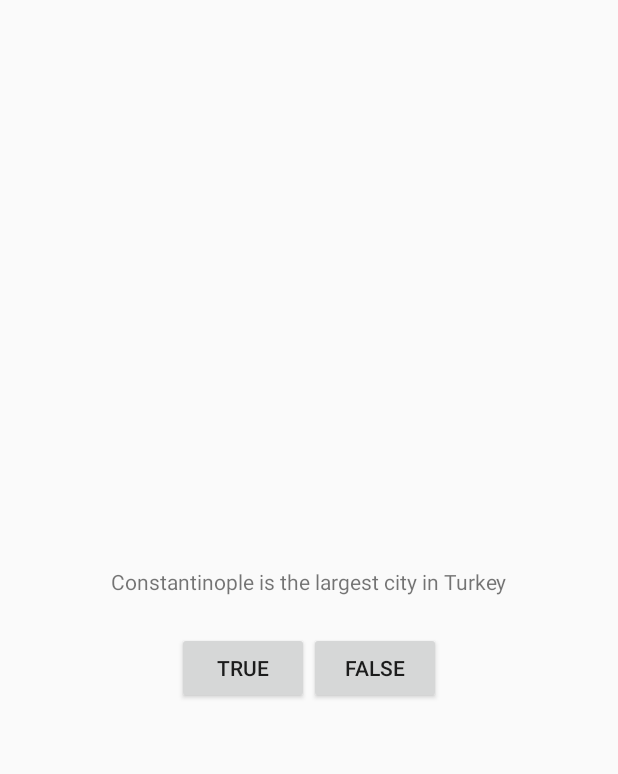
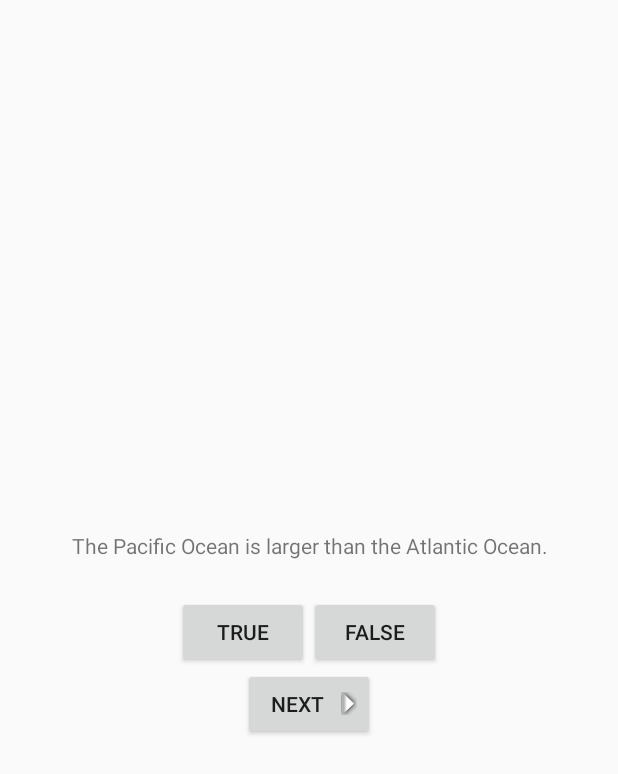
Before and after one commit to Maecenas49/BNR-Projects, an Android app: the screen it shows after launch (QuizActivity), after a tap on "TRUE", on a phone screen of 412 x 824 dp. Shown: the top 774 px of the screen. Run offline under Robolectric (Android 15) with nearby library versions, the light colour scheme and no system bars.

Commit message:
Completed Chapter 1 and 2 of GeoQuiz Project

```diff
--- a/GeoQuiz/GeoQuiz/app/src/main/java/com/bignerdranch/android/geoquiz/QuizActivity.java
+++ b/GeoQuiz/GeoQuiz/app/src/main/java/com/bignerdranch/android/geoquiz/QuizActivity.java
@@ -7,6 +7,7 @@
 import android.view.MenuItem;
 import android.view.View;
 import android.widget.Button;
+import android.widget.TextView;
 import android.widget.Toast;
 
 
@@ -15,33 +16,77 @@
 
     private Button mTrueButton;
     private Button mFalseButton;
+    private Button mNextButton;
+    private TextView mQuestionTextView;
+
+    private TrueFalse[] mQuestionBank = new TrueFalse[]{
+            new TrueFalse(R.string.question_oceans,true),
+            new TrueFalse(R.string.question_mideast, false),
+            new TrueFalse(R.string.question_africa, false),
+            new TrueFalse(R.string.question_americas, true),
+            new TrueFalse(R.string.question_asia, true)
+    };
+
+    private int mCurrentIndex = 0;
+
+    private void updateQuestion(){
+        int question = mQuestionBank[mCurrentIndex].getQuestion();
+        mQuestionTextView.setText(question);
+    }
+
+    private void checkAnswer(boolean userPressedTrue){
+        boolean answerIsTrue = mQuestionBank[mCurrentIndex].isTrueQuestion();
+
+        int messageResId = 0;
+
+        if (userPressedTrue == answerIsTrue){
+            messageResId = R.string.correct_toast;
+        } else{
+            messageResId = R.string.incorrect_toast;
+        }
+
+        Toast.makeText(this,messageResId,Toast.LENGTH_SHORT).show();
+    }
 
     @Override
     protected void onCreate(Bundle savedInstanceState) {
         super.onCreate(savedInstanceState);
         setContentView(R.layout.activity_quiz);
 
+        mQuestionTextView = (TextView) findViewById(R.id.question_text_view);
+
         //Set view to True and False Buttons. Implementing OnClickListener for each
-        mTrueButton = (Button)findViewById(R.id.true_button);
+        mTrueButton = (Button) findViewById(R.id.true_button);
         //Uses anonymous inner class. There is no need for the overhead of a named class
         // because the class will be used in one place only.
-        mTrueButton.setOnClickListener(new View.OnClickListener(){
+        mTrueButton.setOnClickListener(new View.OnClickListener() {
             @Override
             public void onClick(View v) {
                 //Since this is in an anonymous inner class, "this" cannot be used as context
                 //"this" refers to OnClickListener, which is why "QuizActivity.this" is called
-                Toast.makeText(QuizActivity.this,R.string.incorrect_toast,Toast.LENGTH_LONG).show();
+                checkAnswer(true);
             }
         });
-        mFalseButton = (Button)findViewById(R.id.false_button);
-        mFalseButton.setOnClickListener(new View.OnClickListener(){
+
+        mFalseButton = (Button) findViewById(R.id.false_button);
+        mFalseButton.setOnClickListener(new View.OnClickListener() {
             @Override
             public void onClick(View v) {
-                Toast.makeText(QuizActivity.this,R.string.correct_toast,Toast.LENGTH_LONG).show();
+                checkAnswer(false);
             }
         });
+
+        mNextButton = (Button) findViewById(R.id.next_button);
+        mNextButton.setOnClickListener(new View.OnClickListener(){
+            @Override
+            public void onClick(View v) {
+                mCurrentIndex = (mCurrentIndex + 1) % mQuestionBank.length;
+                updateQuestion();
+            }
+        });
+
+        updateQuestion();
     }
-
 
     @Override
     public boolean onCreateOptionsMenu(Menu menu) {
--- /dev/null
+++ b/GeoQuiz/GeoQuiz/app/src/main/java/com/bignerdranch/android/geoquiz/TrueFalse.java
@@ -0,0 +1,31 @@
+package com.bignerdranch.android.geoquiz;
+
+/**
+ * Created by Mike on 2/1/2015.
+ */
+public class TrueFalse {
+    private int mQuestion;
+
+    private boolean mTrueQuestion;
+
+    public TrueFalse(int question, boolean trueQuestion){
+        setQuestion(question);
+        setTrueQuestion(trueQuestion);
+    }
+
+    public boolean isTrueQuestion() {
+        return mTrueQuestion;
+    }
+
+    public void setTrueQuestion(boolean trueQuestion) {
+        mTrueQuestion = trueQuestion;
+    }
+
+    public int getQuestion() {
+        return mQuestion;
+    }
+
+    public void setQuestion(int question) {
+        mQuestion = question;
+    }
+}
--- a/GeoQuiz/GeoQuiz/app/src/main/res/layout/activity_quiz.xml
+++ b/GeoQuiz/GeoQuiz/app/src/main/res/layout/activity_quiz.xml
@@ -6,9 +6,10 @@
     android:orientation="vertical">
 
     <TextView
-        android:text="@string/question_text"
+        android:id="@+id/question_text_view"
         android:layout_width="wrap_content"
         android:layout_height="wrap_content"
+        android:gravity="center"
         android:padding="24dp"/>
 
     <LinearLayout
@@ -30,4 +31,12 @@
 
         </LinearLayout>
 
+    <Button
+        android:id="@+id/next_button"
+        android:layout_width="wrap_content"
+        android:layout_height="wrap_content"
+        android:text="@string/next_button"
+        android:drawableRight="@drawable/arrow_right"
+        android:drawablePadding="4dp"/>
+
 </LinearLayout>
--- a/GeoQuiz/GeoQuiz/app/src/main/res/values/strings.xml
+++ b/GeoQuiz/GeoQuiz/app/src/main/res/values/strings.xml
@@ -1,14 +1,21 @@
 <?xml version="1.0" encoding="utf-8"?>
 <resources>
 
-    <string name="question_text">Constantinople is the largest city in Turkey</string>
+    <string name="question_oceans">The Pacific Ocean is larger than the Atlantic Ocean.</string>
+    <string name="question_mideast">The Suez Canal connects the Red Sea and the Indian Ocean.</string>
+    <string name="question_africa">The source of the Nile River is in Egypt</string>
+    <string name="question_americas">The Amazon River is the longest river in the Americas.</string>
+    <string name="question_asia">Lake Baikal is the world\'s oldest and deepest freshwater lake.</string>
+
     <string name="true_button">True</string>
     <string name="false_button">False</string>
+    <string name="next_button">Next</string>
+
     <string name="settings_menu">Settings</string>
     <string name="action_settings">Action_Settings</string>
     <string name="app_name">GeoQuiz</string>
+
     <string name="correct_toast">Correct!</string>
     <string name="incorrect_toast">Incorrect!</string>
 
-
 </resources>
```
Also changed, not shown: GeoQuiz/GeoQuiz/app/src/main/res/drawable-hdpi/arrow_left.png (added), GeoQuiz/GeoQuiz/app/src/main/res/drawable-hdpi/arrow_right.png (added), GeoQuiz/GeoQuiz/app/src/main/res/drawable-mdpi/arrow_left.png (added), GeoQuiz/GeoQuiz/app/src/main/res/drawable-mdpi/arrow_right.png (added), GeoQuiz/GeoQuiz/app/src/main/res/drawable-xhdpi/arrow_left.png (added), GeoQuiz/GeoQuiz/app/src/main/res/drawable-xhdpi/arrow_right.png (added).
